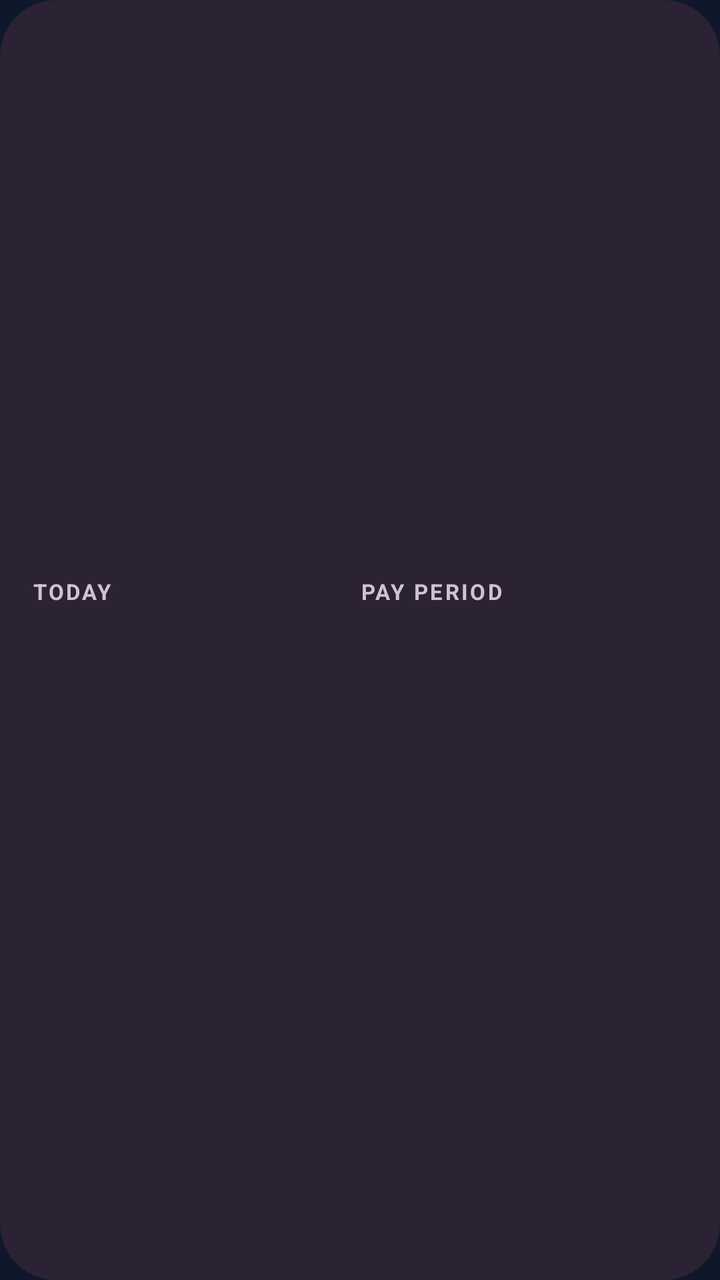
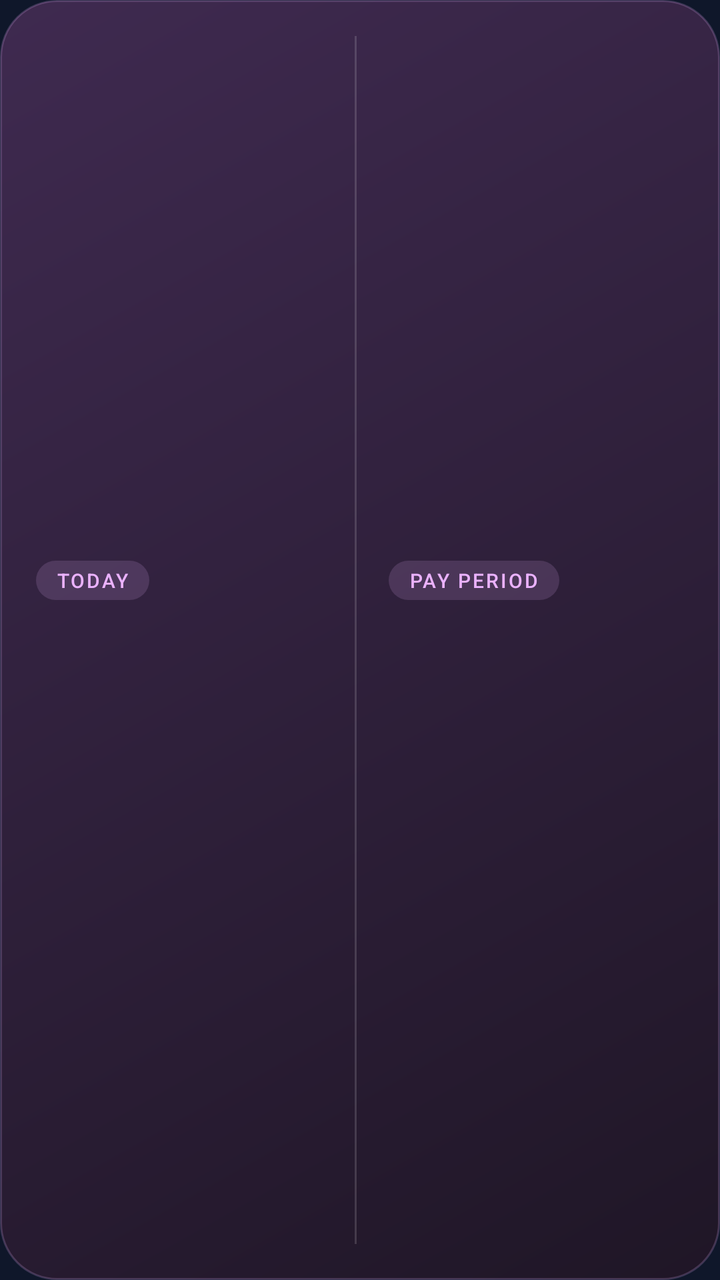

An Android layout rendered at two revisions. The XML below is the earlier revision; the diff shows what the commit changed to produce the second picture.
<!-- AndroidManifest.xml: application theme Theme.JokarzTimeclock -->
<!-- res/layout/widget_stats.xml -->
<?xml version="1.0" encoding="utf-8"?>
<LinearLayout xmlns:android="http://schemas.android.com/apk/res/android"
    android:id="@+id/widget_root"
    android:layout_width="match_parent"
    android:layout_height="match_parent"
    android:background="@drawable/widget_background"
    android:gravity="center_vertical"
    android:orientation="horizontal"
    android:padding="16dp">

    <LinearLayout
        android:layout_width="0dp"
        android:layout_height="wrap_content"
        android:layout_weight="1"
        android:orientation="vertical">

        <TextView
            android:layout_width="wrap_content"
            android:layout_height="wrap_content"
            android:letterSpacing="0.1"
            android:text="TODAY"
            android:textColor="#FFCFC2D6"
            android:textSize="11sp"
            android:textStyle="bold" />

        <TextView
            android:id="@+id/widget_today_money"
            android:layout_width="wrap_content"
            android:layout_height="wrap_content"
            android:textColor="#FFEBB2FF"
            android:textSize="24sp"
            android:textStyle="bold" />

        <TextView
            android:id="@+id/widget_today_hours"
            android:layout_width="wrap_content"
            android:layout_height="wrap_content"
            android:textColor="#FFCFC2D6"
            android:textSize="12sp" />
    </LinearLayout>

    <LinearLayout
        android:layout_width="0dp"
        android:layout_height="wrap_content"
        android:layout_weight="1"
        android:orientation="vertical">

        <TextView
            android:id="@+id/widget_mode"
            android:layout_width="wrap_content"
            android:layout_height="wrap_content"
            android:letterSpacing="0.1"
            android:text="PAY PERIOD"
            android:textColor="#FFCFC2D6"
            android:textSize="11sp"
            android:textStyle="bold" />

        <TextView
            android:id="@+id/widget_period_money"
            android:layout_width="wrap_content"
            android:layout_height="wrap_content"
            android:textColor="#FFEBB2FF"
            android:textSize="24sp"
            android:textStyle="bold" />

        <TextView
            android:id="@+id/widget_period_hours"
            android:layout_width="wrap_content"
            android:layout_height="wrap_content"
            android:textColor="#FFCFC2D6"
            android:textSize="12sp" />
    </LinearLayout>
</LinearLayout>
<!-- resources referenced by this layout -->
<resources>
  <!-- drawable widget_background (drawable) -->
  <?xml version="1.0" encoding="utf-8"?>
  <shape xmlns:android="http://schemas.android.com/apk/res/android" android:shape="rectangle">
      <solid android:color="#FF2B2233" />
      <corners android:radius="28dp" />
  </shape>
  <style name="Theme.JokarzTimeclock" parent="android:Theme.Material.NoActionBar">
          <item name="android:statusBarColor">#0F172A</item>
          <item name="android:navigationBarColor">#0F172A</item>
          <item name="android:windowBackground">#0F172A</item>
      </style>
</resources>

<!-- the commit's change to res/layout/widget_stats.xml (unified diff, before → after) -->
@@ -6,7 +6,10 @@
     android:background="@drawable/widget_background"
     android:gravity="center_vertical"
     android:orientation="horizontal"
-    android:padding="16dp">
+    android:paddingStart="18dp"
+    android:paddingTop="14dp"
+    android:paddingEnd="18dp"
+    android:paddingBottom="14dp">
 
     <LinearLayout
         android:layout_width="0dp"
@@ -15,29 +18,45 @@
         android:orientation="vertical">
 
         <TextView
+            android:id="@+id/widget_today_label"
             android:layout_width="wrap_content"
             android:layout_height="wrap_content"
+            android:background="@drawable/widget_chip"
+            android:fontFamily="sans-serif-medium"
             android:letterSpacing="0.1"
+            android:paddingStart="10dp"
+            android:paddingTop="3dp"
+            android:paddingEnd="10dp"
+            android:paddingBottom="3dp"
             android:text="TODAY"
-            android:textColor="#FFCFC2D6"
-            android:textSize="11sp"
-            android:textStyle="bold" />
+            android:textColor="#FFEBB2FF"
+            android:textSize="10sp" />
 
         <TextView
             android:id="@+id/widget_today_money"
             android:layout_width="wrap_content"
             android:layout_height="wrap_content"
-            android:textColor="#FFEBB2FF"
-            android:textSize="24sp"
-            android:textStyle="bold" />
+            android:layout_marginTop="6dp"
+            android:fontFamily="sans-serif-light"
+            android:textColor="#FFF7EEFB"
+            android:textSize="28sp" />
 
         <TextView
             android:id="@+id/widget_today_hours"
             android:layout_width="wrap_content"
             android:layout_height="wrap_content"
-            android:textColor="#FFCFC2D6"
+            android:textColor="#FFB3A5BB"
             android:textSize="12sp" />
     </LinearLayout>
+
+    <View
+        android:layout_width="1dp"
+        android:layout_height="match_parent"
+        android:layout_marginStart="12dp"
+        android:layout_marginTop="4dp"
+        android:layout_marginEnd="16dp"
+        android:layout_marginBottom="4dp"
+        android:background="@drawable/widget_divider" />
 
     <LinearLayout
         android:layout_width="0dp"
@@ -46,28 +65,34 @@
         android:orientation="vertical">
 
         <TextView
-            android:id="@+id/widget_mode"
+            android:id="@+id/widget_period_label"
             android:layout_width="wrap_content"
             android:layout_height="wrap_content"
+            android:background="@drawable/widget_chip"
+            android:fontFamily="sans-serif-medium"
             android:letterSpacing="0.1"
+            android:paddingStart="10dp"
+            android:paddingTop="3dp"
+            android:paddingEnd="10dp"
+            android:paddingBottom="3dp"
             android:text="PAY PERIOD"
-            android:textColor="#FFCFC2D6"
-            android:textSize="11sp"
-            android:textStyle="bold" />
+            android:textColor="#FFEBB2FF"
+            android:textSize="10sp" />
 
         <TextView
             android:id="@+id/widget_period_money"
             android:layout_width="wrap_content"
             android:layout_height="wrap_content"
-            android:textColor="#FFEBB2FF"
-            android:textSize="24sp"
-            android:textStyle="bold" />
+            android:layout_marginTop="6dp"
+            android:fontFamily="sans-serif-light"
+            android:textColor="#FFF7EEFB"
+            android:textSize="28sp" />
 
         <TextView
             android:id="@+id/widget_period_hours"
             android:layout_width="wrap_content"
             android:layout_height="wrap_content"
-            android:textColor="#FFCFC2D6"
+            android:textColor="#FFB3A5BB"
             android:textSize="12sp" />
     </LinearLayout>
 </LinearLayout>
<!-- resource entries referenced after the edit -->
@@ -3,8 +3,26 @@
   <!-- drawable widget_background (drawable) -->
   <?xml version="1.0" encoding="utf-8"?>
   <shape xmlns:android="http://schemas.android.com/apk/res/android" android:shape="rectangle">
-      <solid android:color="#FF2B2233" />
+      <gradient
+          android:angle="315"
+          android:endColor="#FF1F1626"
+          android:startColor="#FF3F2A50"
+          android:type="linear" />
+      <stroke
+          android:width="1dp"
+          android:color="#33EBB2FF" />
       <corners android:radius="28dp" />
+  </shape>
+  <!-- drawable widget_chip (drawable) -->
+  <?xml version="1.0" encoding="utf-8"?>
+  <shape xmlns:android="http://schemas.android.com/apk/res/android" android:shape="rectangle">
+      <solid android:color="#26EBB2FF" />
+      <corners android:radius="100dp" />
+  </shape>
+  <!-- drawable widget_divider (drawable) -->
+  <?xml version="1.0" encoding="utf-8"?>
+  <shape xmlns:android="http://schemas.android.com/apk/res/android" android:shape="rectangle">
+      <solid android:color="#26FFFFFF" />
   </shape>
   <style name="Theme.JokarzTimeclock" parent="android:Theme.Material.NoActionBar">
           <item name="android:statusBarColor">#0F172A</item>
